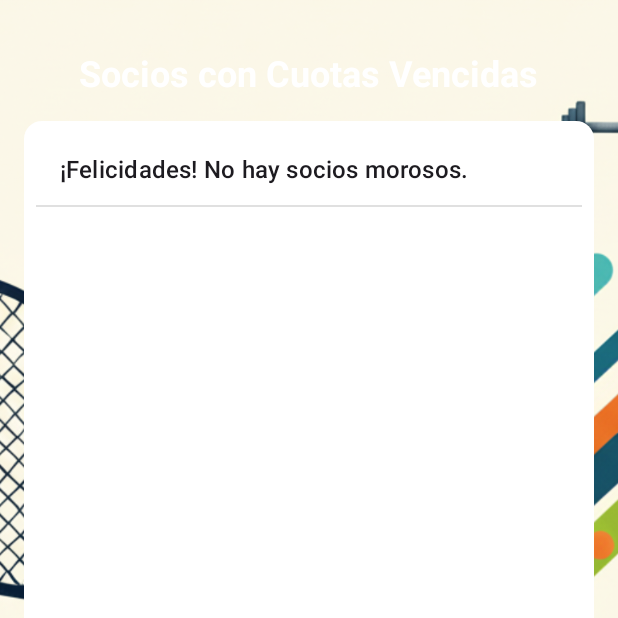
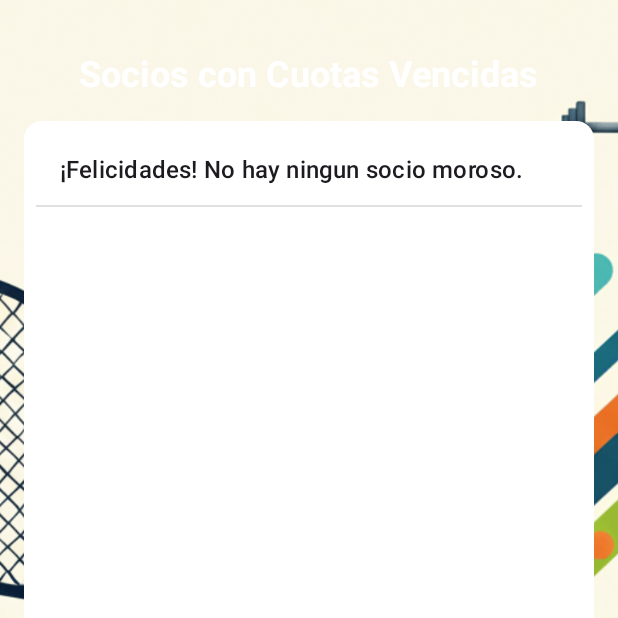
Before and after one commit to NicolasRolon/Club_Deportivo_DAM, an Android app: the CuotasActivity screen opened directly, with no data from a screen before it, on a phone screen of 412 x 824 dp, the top half of it. Run offline under Robolectric (Android 15) with nearby library versions, the light colour scheme and no system bars.

Commit message:
cambio mensaje de socios morosos

```diff
--- a/app/src/main/java/com/example/club_deportivo_dam/CuotasActivity.kt
+++ b/app/src/main/java/com/example/club_deportivo_dam/CuotasActivity.kt
@@ -27,7 +27,7 @@ class CuotasActivity : AppCompatActivity() {
                 listaMorososString.add(texto)
             }
         } else {
-            listaMorososString.add("¡Felicidades! No hay socios morosos.")
+            listaMorososString.add("¡Felicidades! No hay ningun socio moroso.")
         }
 
         // 3. Crear el adaptador y asignarlo al ListView
```
